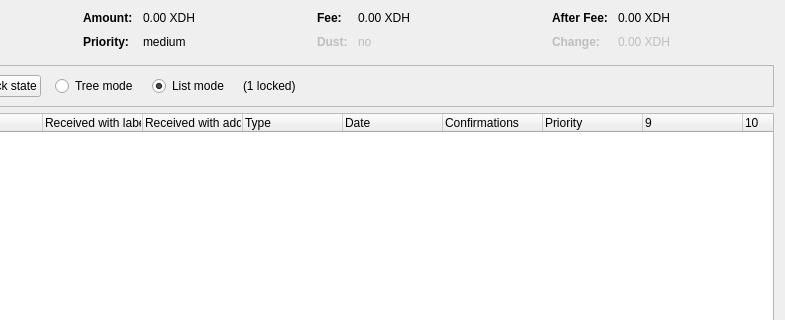
Above: src/qt/forms/coincontroldialog.ui from kahsh/kahsh before the change; both pictures show x 169 to 954 and y 0 to 320 of the 954 by 500 pixel window. Below: the same form after it.
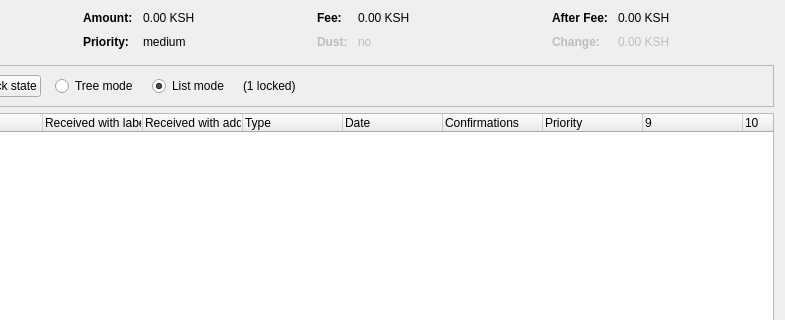
That is the form after the change. Custom widgets are drawn as their Qt base class.

```diff
--- a/src/qt/forms/coincontroldialog.ui
+++ b/src/qt/forms/coincontroldialog.ui
@@ -132,7 +132,7 @@
           <enum>Qt::ActionsContextMenu</enum>
          </property>
          <property name="text">
-          <string notr="true">0.00 XDH</string>
+          <string notr="true">0.00 KSH</string>
          </property>
          <property name="textInteractionFlags">
           <set>Qt::LinksAccessibleByMouse|Qt::TextSelectableByKeyboard|Qt::TextSelectableByMouse</set>
@@ -206,7 +206,7 @@
           <enum>Qt::ActionsContextMenu</enum>
          </property>
          <property name="text">
-          <string notr="true">0.00 XDH</string>
+          <string notr="true">0.00 KSH</string>
          </property>
          <property name="textInteractionFlags">
           <set>Qt::LinksAccessibleByMouse|Qt::TextSelectableByKeyboard|Qt::TextSelectableByMouse</set>
@@ -286,7 +286,7 @@
           <enum>Qt::ActionsContextMenu</enum>
          </property>
          <property name="text">
-          <string notr="true">0.00 XDH</string>
+          <string notr="true">0.00 KSH</string>
          </property>
          <property name="textInteractionFlags">
           <set>Qt::LinksAccessibleByMouse|Qt::TextSelectableByKeyboard|Qt::TextSelectableByMouse</set>
@@ -321,7 +321,7 @@
           <enum>Qt::ActionsContextMenu</enum>
          </property>
          <property name="text">
-          <string notr="true">0.00 XDH</string>
+          <string notr="true">0.00 KSH</string>
          </property>
          <property name="textInteractionFlags">
           <set>Qt::LinksAccessibleByMouse|Qt::TextSelectableByKeyboard|Qt::TextSelectableByMouse</set>
```
